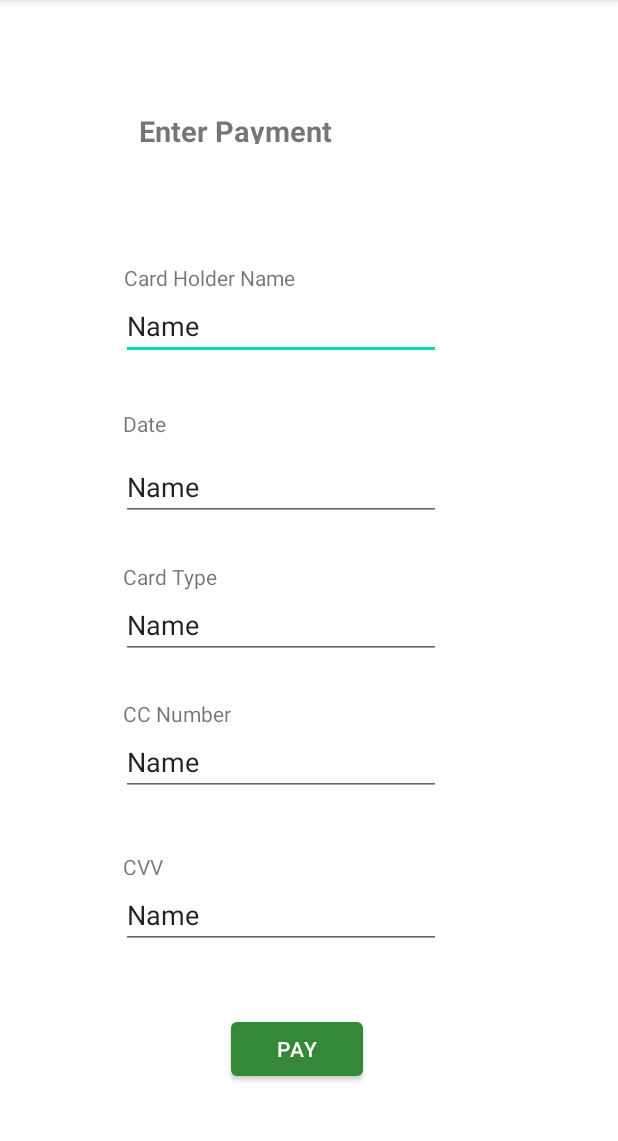
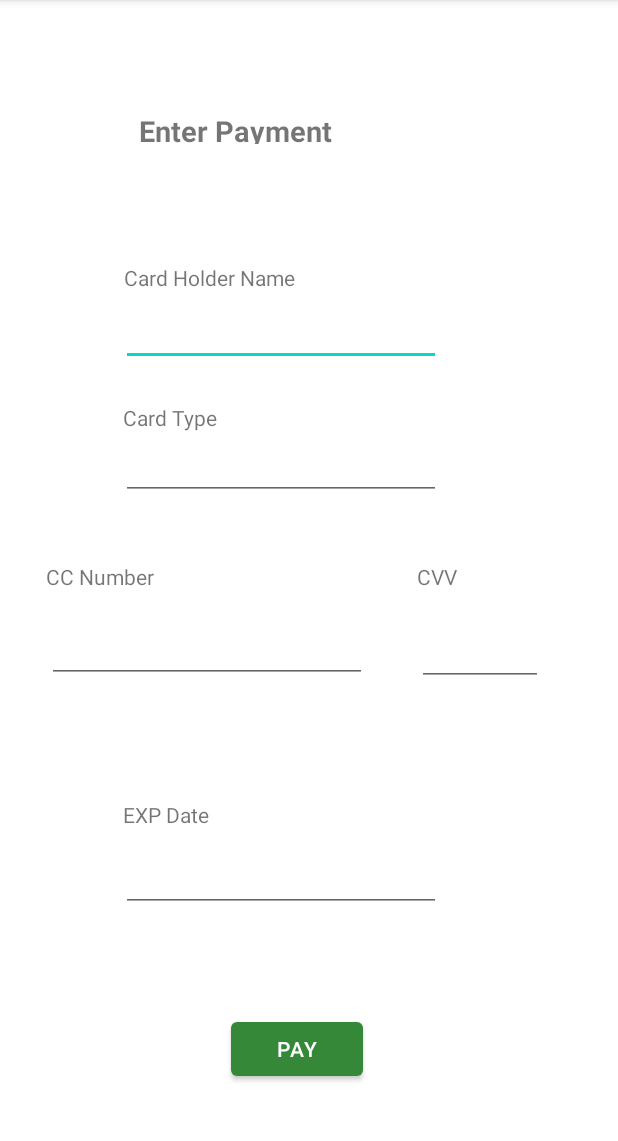
Before and after one commit to aparna-jay/Online-Shopping-Application-UEE, an Android app: the PaymentInformationActivity screen opened directly, with no data from a screen before it, on a phone screen of 412 x 824 dp, the part 84-1225 px from its top. Run offline under Robolectric (Android 15) with nearby library versions, the phone set to English and light mode, and no system bars; our stand-ins replace Firebase (no records; nobody signed in at launch, a user with empty details on screens opened directly).

Commit message:
database creation in payment form

```diff
--- a/app/build.gradle
+++ b/app/build.gradle
@@ -14,6 +14,7 @@ android {
         versionCode 1
         versionName "1.0"
 
+        multiDexEnabled true
         testInstrumentationRunner "androidx.test.runner.AndroidJUnitRunner"
     }
 
@@ -35,6 +36,7 @@ dependencies {
     implementation 'com.google.android.material:material:1.4.0'
     implementation 'androidx.constraintlayout:constraintlayout:2.0.4'
     implementation 'com.google.firebase:firebase-database:19.2.1'
+    implementation 'com.google.firebase:firebase-firestore:23.0.3'
     testImplementation 'junit:junit:4.+'
     androidTestImplementation 'androidx.test.ext:junit:1.1.3'
     androidTestImplementation 'androidx.test.espresso:espresso-core:3.4.0'
@@ -43,4 +45,6 @@ dependencies {
     implementation platform('com.google.firebase:firebase-bom:28.4.1')
     implementation 'com.google.firebase:firebase-analytics'
     implementation 'com.google.firebase:firebase-analytics:17.2.1'
+
+    implementation 'com.android.support:multidex:1.0.3'
 }
--- a/app/src/main/java/com/uee/onlineshoppingapplication/OnlineDB/User.java
+++ b/app/src/main/java/com/uee/onlineshoppingapplication/OnlineDB/User.java
@@ -11,10 +11,10 @@ public class User {
     public String address;
     public String phone;
     public String password;
-//
+    //
 //    public User(String username, String email, String address, String phone, String password) {
-        public User(String id, String username) {
-            this.id = id;
+    public User(String id, String username) {
+        this.id = id;
         this.username = username;
 //        this.email = email;
 //        this.address = address;
--- a/app/src/main/java/com/uee/onlineshoppingapplication/PaymentInformationActivity.java
+++ b/app/src/main/java/com/uee/onlineshoppingapplication/PaymentInformationActivity.java
@@ -3,12 +3,88 @@ package com.uee.onlineshoppingapplication;
 import androidx.appcompat.app.AppCompatActivity;
 
 import android.os.Bundle;
+import android.text.TextUtils;
+import android.view.View;
+import android.widget.Button;
+import android.widget.TextView;
+import android.widget.Toast;
+
+import com.google.firebase.database.DatabaseReference;
+import com.google.firebase.database.FirebaseDatabase;
+import com.uee.onlineshoppingapplication.OnlineDB.paymentinfo;
 
 public class PaymentInformationActivity extends AppCompatActivity {
+
+    TextView nametext, expdatetext, cTypetext,CardNumber,CVVtext;
+    Button btnPay;
+    DatabaseReference databaseUsers;
 
     @Override
     protected void onCreate(Bundle savedInstanceState) {
         super.onCreate(savedInstanceState);
         setContentView(R.layout.activity_payment_information);
+
+        databaseUsers = FirebaseDatabase.getInstance().getReference("paymentinfo");
+
+        nametext = (TextView) findViewById(R.id.tbName);
+        expdatetext = (TextView) findViewById(R.id.tbEXPDate);
+        cTypetext = (TextView) findViewById(R.id.tbCardType);
+        CardNumber = (TextView) findViewById(R.id.tbccNumber);
+        CVVtext = (TextView) findViewById(R.id.tbCVV);
+        btnPay = (Button) findViewById(R.id.btnpay);
+
+        btnPay.setOnClickListener(new View.OnClickListener() {
+            @Override
+            public void onClick(View view) {
+                addPaymentInfo();
+            }
+        });
+
     }
+
+
+    /*
+     * This method is saving a new artist to the
+     * Firebase Realtime Database
+     * */
+    private void addPaymentInfo() {
+        //getting the values to save
+        String name = nametext.getText().toString().trim();
+        String expdate = expdatetext.getText().toString().trim();
+        String ctype = cTypetext.getText().toString().trim();
+        String cnumber = CardNumber.getText().toString().trim();
+        String cvv = CVVtext.getText().toString().trim();
+
+
+
+        //checking if the value is provided
+        if (!TextUtils.isEmpty(name)) {
+
+            //getting a unique id using push().getKey() method
+            //it will create a unique id and we will use it as the Primary Key for our Artist
+            String id = databaseUsers.push().getKey();
+
+            //creating an Artist Objectd
+            paymentinfo info = new paymentinfo(id,name,expdate,ctype,cnumber,cvv);
+
+            databaseUsers.child(id).setValue(info);
+
+
+            //setting edittext to blank again
+            nametext.setText("");
+            expdatetext.setText("");
+            cTypetext.setText("");
+
+
+            //displaying a success toast
+            Toast.makeText(this, "payment information added", Toast.LENGTH_LONG).show();
+        } else {
+            //if the value is not given displaying a toast
+            Toast.makeText(this, "Please enter a name", Toast.LENGTH_LONG).show();
+        }
+    }
+
+
+
+
 }
--- a/app/src/main/res/layout/activity_login.xml
+++ b/app/src/main/res/layout/activity_login.xml
@@ -34,7 +34,7 @@
         app:layout_constraintVertical_bias="0.623" />
 
     <EditText
-        android:id="@+id/editTextTextPersonName3"
+        android:id="@+id/textboxtp"
         android:layout_width="276dp"
         android:layout_height="35dp"
         android:ems="10"
@@ -86,7 +86,7 @@
         app:layout_constraintVertical_bias="0.396" />
 
     <Button
-        android:id="@+id/button3"
+        android:id="@+id/btnNext"
         android:layout_width="159dp"
         android:layout_height="53dp"
         android:text="Login"
--- a/app/src/main/res/layout/activity_payment_information.xml
+++ b/app/src/main/res/layout/activity_payment_information.xml
@@ -37,13 +37,13 @@
         android:id="@+id/textView8"
         android:layout_width="71dp"
         android:layout_height="29dp"
-        android:text="Date"
+        android:text="EXP Date"
         app:layout_constraintBottom_toBottomOf="parent"
         app:layout_constraintEnd_toEndOf="parent"
-        app:layout_constraintHorizontal_bias="0.24"
+        app:layout_constraintHorizontal_bias="0.241"
         app:layout_constraintStart_toStartOf="parent"
         app:layout_constraintTop_toTopOf="parent"
-        app:layout_constraintVertical_bias="0.369" />
+        app:layout_constraintVertical_bias="0.722" />
 
     <TextView
         android:id="@+id/textView9"
@@ -54,7 +54,8 @@
         app:layout_constraintEnd_toEndOf="parent"
         app:layout_constraintHorizontal_bias="0.236"
         app:layout_constraintStart_toStartOf="parent"
-        app:layout_constraintTop_toTopOf="parent" />
+        app:layout_constraintTop_toTopOf="parent"
+        app:layout_constraintVertical_bias="0.359" />
 
     <TextView
         android:id="@+id/textView10"
@@ -63,13 +64,12 @@
         android:text="CC Number"
         app:layout_constraintBottom_toBottomOf="parent"
         app:layout_constraintEnd_toEndOf="parent"
-        app:layout_constraintHorizontal_bias="0.241"
+        app:layout_constraintHorizontal_bias="0.091"
         app:layout_constraintStart_toStartOf="parent"
-        app:layout_constraintTop_toTopOf="parent"
-        app:layout_constraintVertical_bias="0.622" />
+        app:layout_constraintTop_toTopOf="parent" />
 
     <Button
-        android:id="@+id/button2"
+        android:id="@+id/btnpay"
         android:layout_width="wrap_content"
         android:layout_height="wrap_content"
         android:text="Pay"
@@ -82,66 +82,63 @@
         app:layout_constraintVertical_bias="0.938" />
 
     <EditText
-        android:id="@+id/editTextTextPersonName"
+        android:id="@+id/tbName"
         android:layout_width="wrap_content"
         android:layout_height="wrap_content"
+        android:layout_marginTop="4dp"
         android:ems="10"
         android:inputType="textPersonName"
-        android:text="Name"
         app:layout_constraintEnd_toEndOf="parent"
         app:layout_constraintHorizontal_bias="0.407"
         app:layout_constraintStart_toStartOf="parent"
         app:layout_constraintTop_toBottomOf="@+id/textView7" />
 
     <EditText
-        android:id="@+id/editTextTextPersonName4"
+        android:id="@+id/tbEXPDate"
         android:layout_width="wrap_content"
         android:layout_height="wrap_content"
         android:ems="10"
-        android:inputType="textPersonName"
-        android:text="Name"
+        android:inputType="date"
         app:layout_constraintEnd_toEndOf="parent"
         app:layout_constraintHorizontal_bias="0.407"
         app:layout_constraintStart_toStartOf="parent"
         app:layout_constraintTop_toBottomOf="@+id/textView8" />
 
     <EditText
-        android:id="@+id/editTextTextPersonName6"
+        android:id="@+id/tbCardType"
         android:layout_width="wrap_content"
         android:layout_height="wrap_content"
         android:ems="10"
         android:inputType="textPersonName"
-        android:text="Name"
         app:layout_constraintEnd_toEndOf="parent"
         app:layout_constraintHorizontal_bias="0.407"
         app:layout_constraintStart_toStartOf="parent"
         app:layout_constraintTop_toBottomOf="@+id/textView9" />
 
     <EditText
-        android:id="@+id/editTextTextPersonName7"
+        android:id="@+id/tbccNumber"
         android:layout_width="wrap_content"
         android:layout_height="wrap_content"
+        android:layout_marginTop="16dp"
         android:ems="10"
-        android:inputType="textPersonName"
-        android:text="Name"
+        android:inputType="number"
         app:layout_constraintEnd_toEndOf="parent"
-        app:layout_constraintHorizontal_bias="0.407"
+        app:layout_constraintHorizontal_bias="0.159"
         app:layout_constraintStart_toStartOf="parent"
         app:layout_constraintTop_toBottomOf="@+id/textView10" />
 
     <EditText
-        android:id="@+id/editTextTextPersonName8"
-        android:layout_width="wrap_content"
-        android:layout_height="wrap_content"
+        android:id="@+id/tbCVV"
+        android:layout_width="84dp"
+        android:layout_height="45dp"
         android:ems="10"
-        android:inputType="textPersonName"
-        android:text="Name"
+        android:inputType="number"
         app:layout_constraintBottom_toBottomOf="parent"
         app:layout_constraintEnd_toEndOf="parent"
-        app:layout_constraintHorizontal_bias="0.407"
+        app:layout_constraintHorizontal_bias="0.847"
         app:layout_constraintStart_toStartOf="parent"
         app:layout_constraintTop_toBottomOf="@+id/textView11"
-        app:layout_constraintVertical_bias="0.0" />
+        app:layout_constraintVertical_bias="0.054" />
 
     <TextView
         android:id="@+id/textView11"
@@ -150,8 +147,7 @@
         android:text="CVV"
         app:layout_constraintBottom_toBottomOf="parent"
         app:layout_constraintEnd_toEndOf="parent"
-        app:layout_constraintHorizontal_bias="0.213"
+        app:layout_constraintHorizontal_bias="0.721"
         app:layout_constraintStart_toStartOf="parent"
-        app:layout_constraintTop_toTopOf="parent"
-        app:layout_constraintVertical_bias="0.759" />
+        app:layout_constraintTop_toTopOf="parent" />
 </androidx.constraintlayout.widget.ConstraintLayout>
--- a/app/src/main/res/layout/activity_profile.xml
+++ b/app/src/main/res/layout/activity_profile.xml
@@ -73,7 +73,7 @@
         app:layout_constraintVertical_bias="0.617" />
 
     <EditText
-        android:id="@+id/editTextTextPersonName5"
+        android:id="@+id/textboxaddress"
         android:layout_width="276dp"
         android:layout_height="35dp"
         android:ems="10"
@@ -82,7 +82,7 @@
         tools:layout_editor_absoluteY="101dp" />
 
     <EditText
-        android:id="@+id/editTextTextPersonName4"
+        android:id="@+id/tbEXPDate"
         android:layout_width="276dp"
         android:layout_height="35dp"
         android:ems="10"
--- a/app/src/main/res/layout/activity_register.xml
+++ b/app/src/main/res/layout/activity_register.xml
@@ -156,7 +156,7 @@
         app:layout_constraintVertical_bias="0.595" />
 
     <Button
-        android:id="@+id/button2"
+        android:id="@+id/btnpay"
         android:layout_width="wrap_content"
         android:layout_height="wrap_content"
         android:text="Login"
--- a/app/src/main/res/layout/activity_shopping_cart.xml
+++ b/app/src/main/res/layout/activity_shopping_cart.xml
@@ -405,7 +405,7 @@
         app:srcCompat="@drawable/delete" />
 
     <Button
-        android:id="@+id/button2"
+        android:id="@+id/btnpay"
         android:layout_width="158dp"
         android:layout_height="61dp"
         android:text="Checkout"
```
Also changed, not shown: app/src/main/AndroidManifest.xml (+12 -6 lines), app/src/main/java/com/uee/onlineshoppingapplication/DeleveryInformationActivity.java (+70 -0 lines), app/src/main/java/com/uee/onlineshoppingapplication/OnlineDB/paymentinfo.java (added, +69 -0 lines), app/src/main/java/com/uee/onlineshoppingapplication/SelectPaymentActivity.java (+19 -2 lines).
